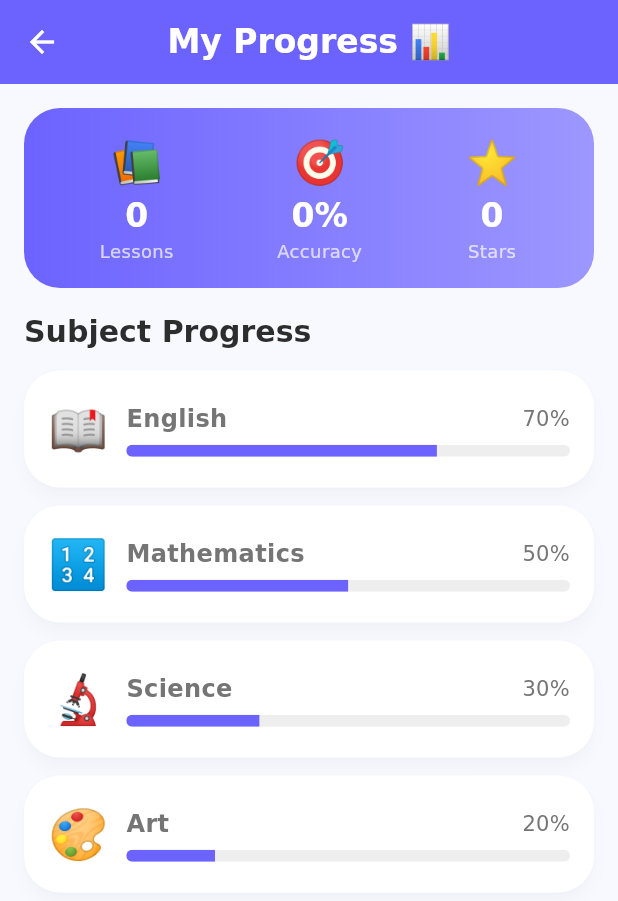
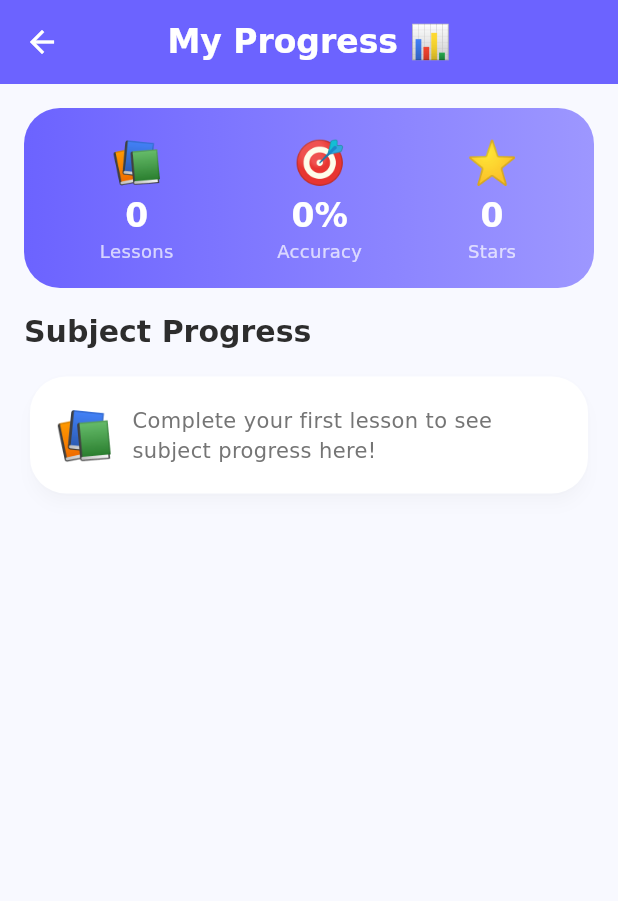
Before and after one commit to hsitas2807/kids-learning-app, a Flutter app: the ProgressPage screen opened by its route, on a phone screen of 412 x 824 dp. Shown: the top 901 px of the screen. Run offline on Flutter 3.47's test engine with Material 3 defaults, Android fonts, the phone set to English and light mode, and no system bars; our stand-ins replace flutter_riverpod, flutter_secure_storage, go_router, google_fonts, shared_preferences; accounts and stored records are empty.

```diff
--- a/lib/core/constants/app_constants.dart
+++ b/lib/core/constants/app_constants.dart
@@ -5,6 +5,9 @@ class AppConstants {
   static const String appVersion = '1.0.0';
   static const int dbVersion = 1;
   static const int contentVersion = 1;
+
+  // Single child profile (Phase 1: one profile per device)
+  static const int singleChildId = 1;
 
   static const double minTouchTarget = 48.0;
 
--- a/lib/core/routing/app_router.dart
+++ b/lib/core/routing/app_router.dart
@@ -69,6 +69,11 @@ final appRouterProvider = Provider<GoRouter>((ref) {
         path: AppRoutes.drawing,
         name: 'drawing',
         builder: (context, state) => const ComingSoonPage(feature: 'Drawing'),
+      ),
+      GoRoute(
+        path: AppRoutes.settings,
+        name: 'settings',
+        builder: (context, state) => const ComingSoonPage(feature: 'Settings'),
       ),
     ],
     errorBuilder: (context, state) => const NotFoundPage(),
--- a/lib/features/progress/presentation/pages/progress_page.dart
+++ b/lib/features/progress/presentation/pages/progress_page.dart
@@ -113,13 +113,6 @@ class _ProgressPageState extends State<ProgressPage> {
   }
 
   Widget _buildSubjectProgress() {
-    const subjects = <Map<String, Object>>[
-      <String, Object>{'name': 'English', 'icon': '📖', 'progress': 0.7},
-      <String, Object>{'name': 'Mathematics', 'icon': '🔢', 'progress': 0.5},
-      <String, Object>{'name': 'Science', 'icon': '🔬', 'progress': 0.3},
-      <String, Object>{'name': 'Art', 'icon': '🎨', 'progress': 0.2},
-    ];
-
     return Column(
       crossAxisAlignment: CrossAxisAlignment.start,
       children: [
@@ -128,57 +121,63 @@ class _ProgressPageState extends State<ProgressPage> {
           style: Theme.of(context).textTheme.headlineSmall,
         ),
         const SizedBox(height: AppConstants.spacing12),
-        ...subjects.map((Map<String, Object> subject) {
-          return _buildSubjectCard(subject);
-        }),
-      ],
-    );
-  }
-
-  Widget _buildSubjectCard(Map<String, Object> subject) {
-    final progress = subject['progress']! as double;
-    return Card(
-      margin: const EdgeInsets.only(bottom: AppConstants.spacing12),
+        if (_progress.isEmpty)
+          Card(
             child: Padding(
               padding: const EdgeInsets.all(AppConstants.spacing16),
               child: Row(
                 children: [
-            Text(subject['icon']! as String,
-                style: const TextStyle(fontSize: 32)),
+                  const Text('📚', style: TextStyle(fontSize: 32)),
                   const SizedBox(width: AppConstants.spacing12),
                   Expanded(
+                    child: Text(
+                      'Complete your first lesson to see subject progress here!',
+                      style: Theme.of(context).textTheme.bodyMedium,
+                    ),
+                  ),
+                ],
+              ),
+            ),
+          )
+        else
+          // Show real progress metrics from completed lessons.
+          // Subject-level breakdown will be available once lesson content
+          // with subject tags is introduced in Phase 2.
+          Card(
+            child: Padding(
+              padding: const EdgeInsets.all(AppConstants.spacing16),
               child: Column(
                 crossAxisAlignment: CrossAxisAlignment.start,
                 children: [
-                  Row(
-                    mainAxisAlignment: MainAxisAlignment.spaceBetween,
-                    children: [
                   Text(
-                        subject['name']! as String,
-                        style: const TextStyle(
-                          fontWeight: FontWeight.bold,
-                          fontSize: 16,
+                    'Overall Progress',
+                    style: Theme.of(context).textTheme.titleMedium,
                   ),
-                      ),
-                      Text('${(progress * 100).toInt()}%'),
-                    ],
-                  ),
-                  const SizedBox(height: 6),
+                  const SizedBox(height: AppConstants.spacing8),
                   ClipRRect(
                     borderRadius: BorderRadius.circular(4),
                     child: LinearProgressIndicator(
-                      value: progress,
+                      value: _progress.isEmpty
+                          ? 0.0
+                          : (_progress
+                                  .map((ProgressData p) => p.accuracy)
+                                  .reduce((double a, double b) => a + b) /
+                              _progress.length),
                       backgroundColor: Colors.grey.shade200,
                       color: AppTheme.primaryColor,
                       minHeight: 8,
                     ),
                   ),
-                ],
-              ),
+                  const SizedBox(height: AppConstants.spacing4),
+                  Text(
+                    '${_progress.length} lesson(s) completed',
+                    style: Theme.of(context).textTheme.bodyMedium,
                   ),
                 ],
               ),
             ),
+          ),
+      ],
     );
   }
 }
```
Also changed, not shown: lib/core/security/pin_manager.dart (+8 -4 lines), lib/core/security/secure_storage_service.dart (+45 -0 lines), lib/features/parent_dashboard/presentation/pages/parent_dashboard_page.dart (+12 -32 lines), lib/features/parent_dashboard/presentation/pages/pin_entry_page.dart (+41 -27 lines), lib/features/rewards/presentation/pages/rewards_page.dart (+37 -7 lines), 1 other file. Lines whose indentation alone changed are shown as unchanged.
